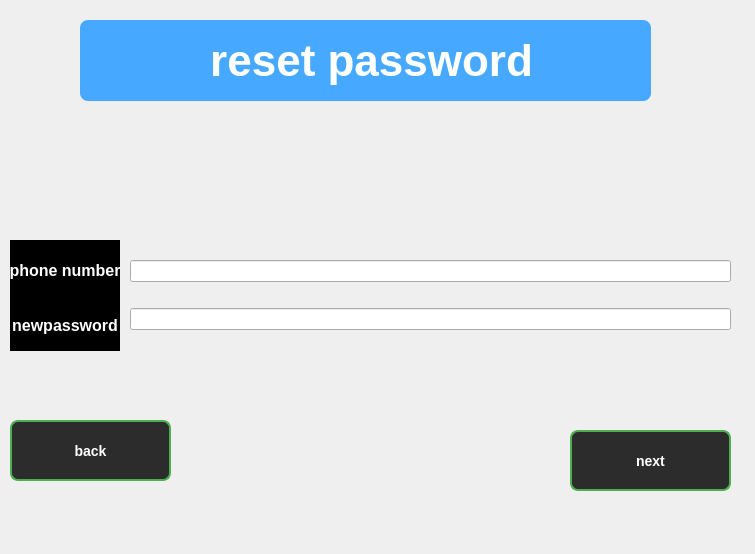
mohamadsalimi19/Poffer-Game-AP, file PofferClient/pages/pages/forgot.ui: the form before one commit.
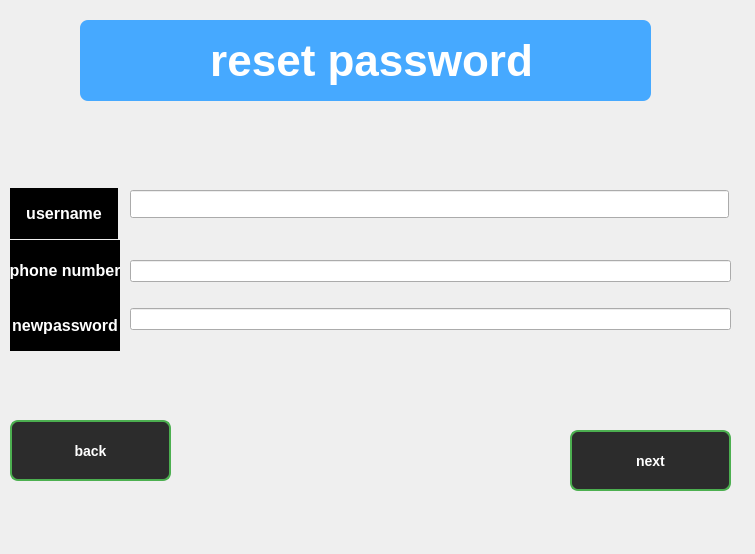
The form after the commit.

Patch:
```diff
--- a/PofferClient/pages/pages/forgot.ui
+++ b/PofferClient/pages/pages/forgot.ui
@@ -337,6 +337,84 @@
     <string>back</string>
    </property>
   </widget>
+  <widget class="QLabel" name="label_9">
+   <property name="geometry">
+    <rect>
+     <x>10</x>
+     <y>188</y>
+     <width>108</width>
+     <height>51</height>
+    </rect>
+   </property>
+   <property name="styleSheet">
+    <string notr="true">/* بک‌گراند کل ویجت اصلی سیاه */
+QWidget {
+    background-color: #000000;  /* سیاه */
+    color: #e0e0e0;             /* رنگ متن روشن */
+    font-family: &quot;Segoe UI&quot;, Tahoma, Geneva, Verdana, sans-serif;
+    font-size: 14px;
+}
+
+/* لیبل‌ها متن سفید و فونت کمی بزرگ‌تر */
+QLabel {
+    color: #ffffff;
+    font-weight: 600;
+    font-size: 16px;
+}
+
+/* دکمه‌ها با رنگ پس‌زمینه خاکستری تیره و متن سفید */
+QPushButton {
+    background-color: #2c2c2c;
+    color: #ffffff;
+    border: 1.5px solid #4caf50; /* حاشیه سبز */
+    border-radius: 8px;
+    padding: 8px 16px;
+    font-weight: bold;
+    transition: background-color 0.3s ease;
+}
+
+QPushButton:hover {
+    background-color: #4caf50;  /* سبز روشن */
+    color: #000000;             /* متن مشکی */
+}
+
+/* ورودی متن */
+QLineEdit {
+    background-color: #1a1a1a;
+    color: #e0e0e0;
+    border: 1px solid #4caf50;
+    border-radius: 6px;
+    padding: 6px 10px;
+}
+
+QLineEdit:hover {
+    border-color: #81c784;  /* سبز روشن‌تر */
+}
+
+/* انتخاب متن در ورودی */
+QLineEdit:selected {
+    background-color: #4caf50;
+    color: #000000;
+}
+</string>
+   </property>
+   <property name="text">
+    <string>username</string>
+   </property>
+   <property name="alignment">
+    <set>Qt::AlignmentFlag::AlignCenter</set>
+   </property>
+  </widget>
+  <widget class="QLineEdit" name="lineEdit_3">
+   <property name="geometry">
+    <rect>
+     <x>130</x>
+     <y>190</y>
+     <width>599</width>
+     <height>28</height>
+    </rect>
+   </property>
+  </widget>
  </widget>
  <resources/>
  <connections/>
```
